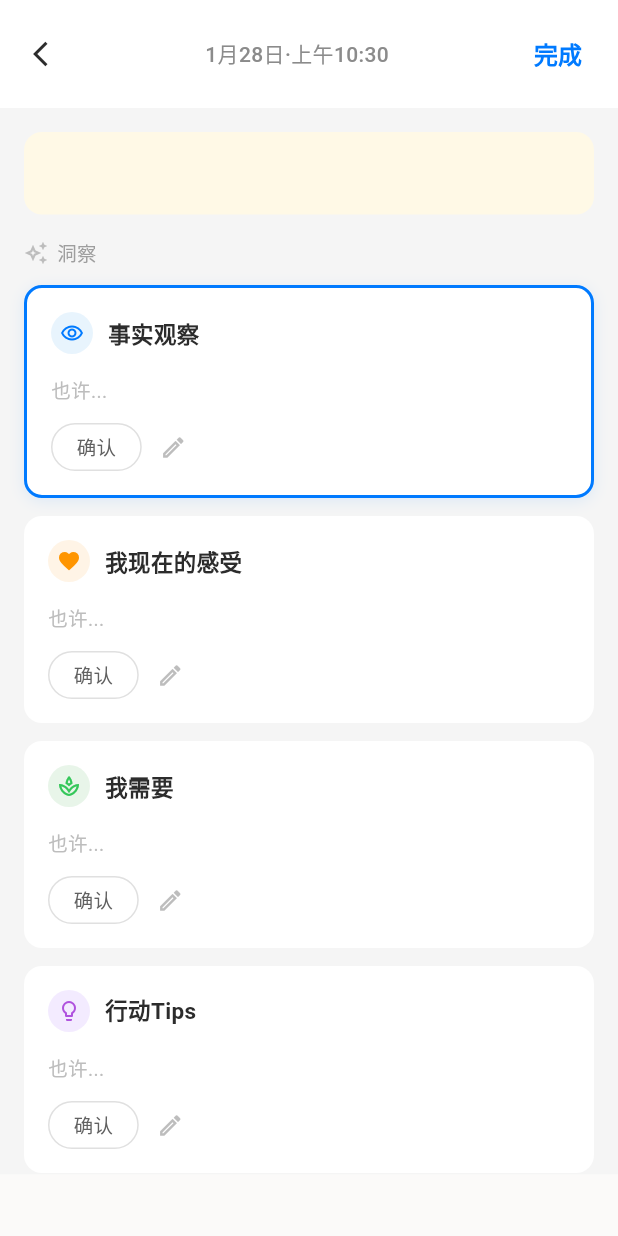
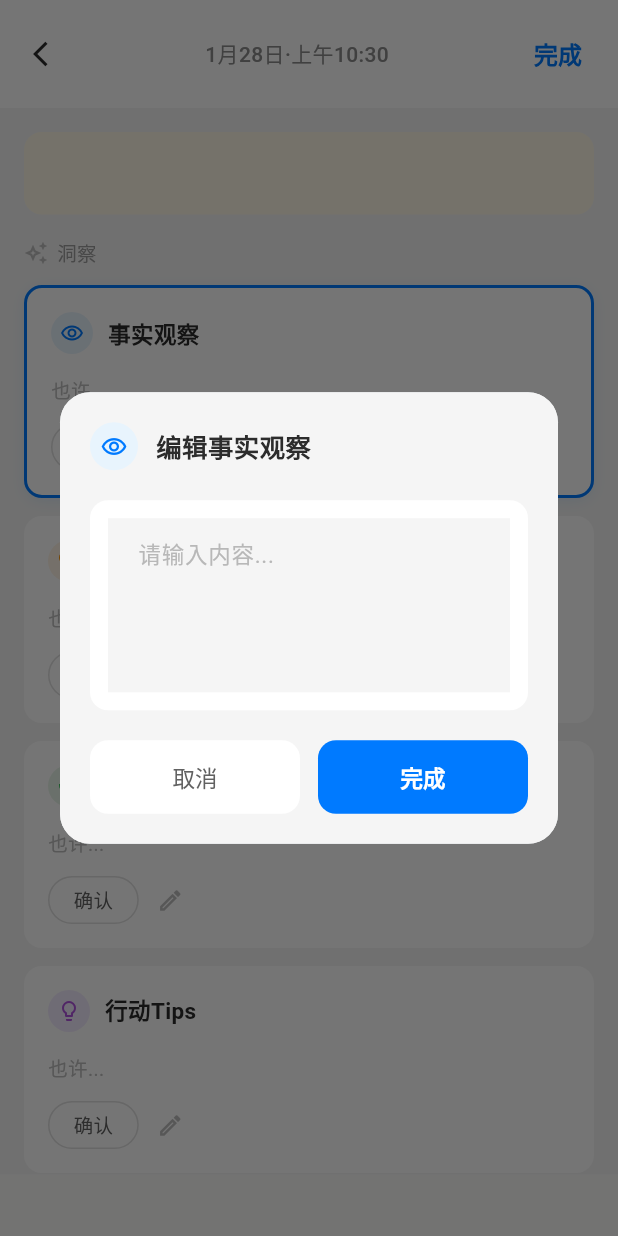
Before and after one commit to BinGess/Ocean, a Flutter app: the NVCConfirmationModal widget shown alone on an empty page, opened directly with empty values, after a tap on the "edit" icon, on a phone screen of 412 x 824 dp. Run offline on Flutter 3.47's test engine with Material 3 defaults, Android fonts, the phone set to English and light mode, and no system bars; our stand-ins replace bloc_concurrency, dio, equatable, flutter_bloc, flutter_dotenv, freezed_annotation and 3 more; missing offline and left inert: record; accounts and stored records are empty; generated files the repository leaves out were written again.

```diff
--- a/lib/presentation/widgets/nvc_confirmation_modal.dart
+++ b/lib/presentation/widgets/nvc_confirmation_modal.dart
@@ -67,7 +67,13 @@ class _NVCConfirmationModalState extends State<NVCConfirmationModal> {
   }
 
   void _editObservation() async {
-    final result = await _showEditDialog('编辑事实观察', _observation);
+    final result = await _showEditDialog(
+      title: '编辑事实观察',
+      initialValue: _observation,
+      iconColor: const Color(0xFF007AFF),
+      iconBgColor: const Color(0xFFE8F4FD),
+      icon: Icons.remove_red_eye_outlined,
+    );
     if (result != null) {
       setState(() => _observation = result);
     }
```
